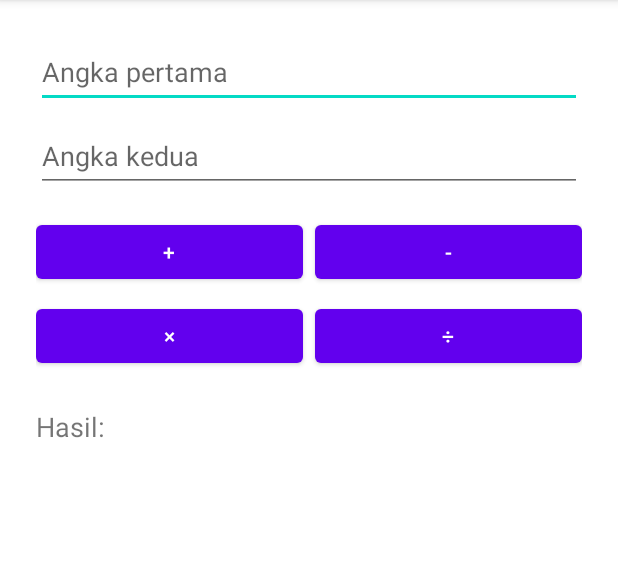
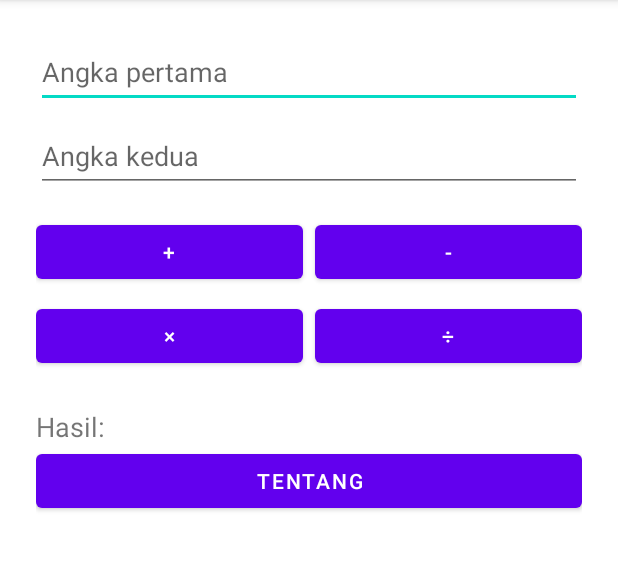
Before and after one commit to EkiAkbar/SimpleCalculator, an Android app: the screen it shows after launch (MainActivity), on a phone screen of 412 x 824 dp, the part 84-655 px from its top. Run offline under Robolectric (Android 15) with nearby library versions, the phone set to English and light mode, and no system bars.

Commit message:
Update Layout
Update Layout

```diff
--- a/app/src/main/res/layout/activity_main.xml
+++ b/app/src/main/res/layout/activity_main.xml
@@ -77,4 +77,10 @@
         android:layout_marginTop="24dp"
         android:layout_width="match_parent"
         android:layout_height="wrap_content"/>
+
+    <Button
+        android:id="@+id/button"
+        android:layout_width="match_parent"
+        android:layout_height="wrap_content"
+        android:text="Tentang" />
 </LinearLayout>
```
